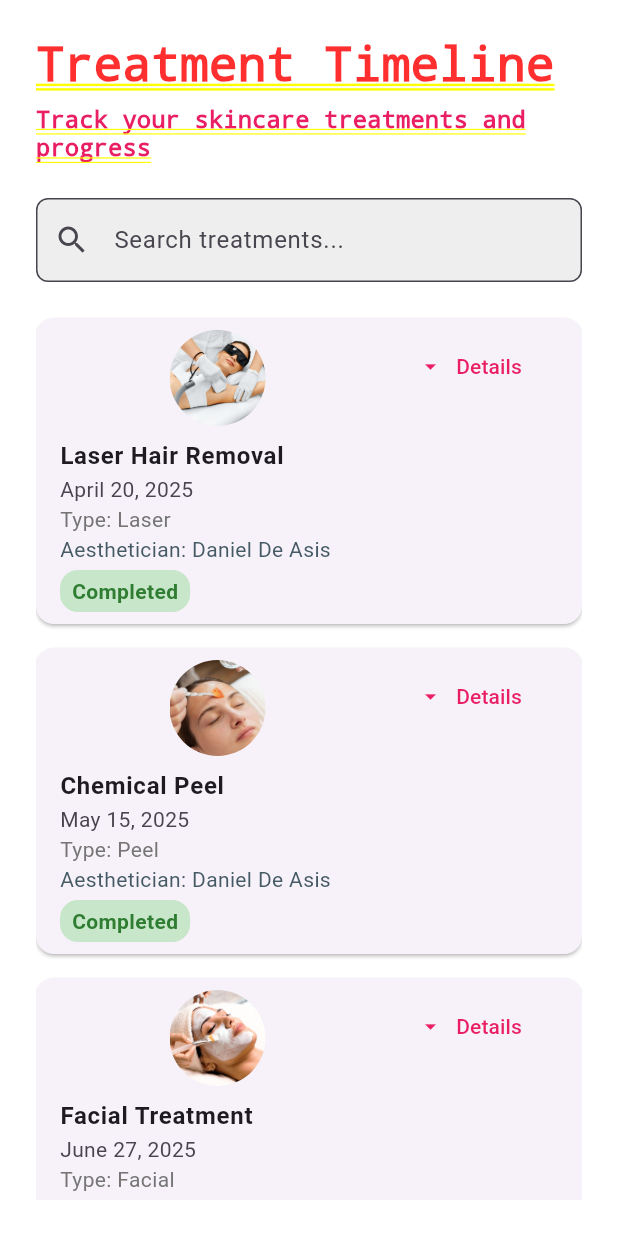
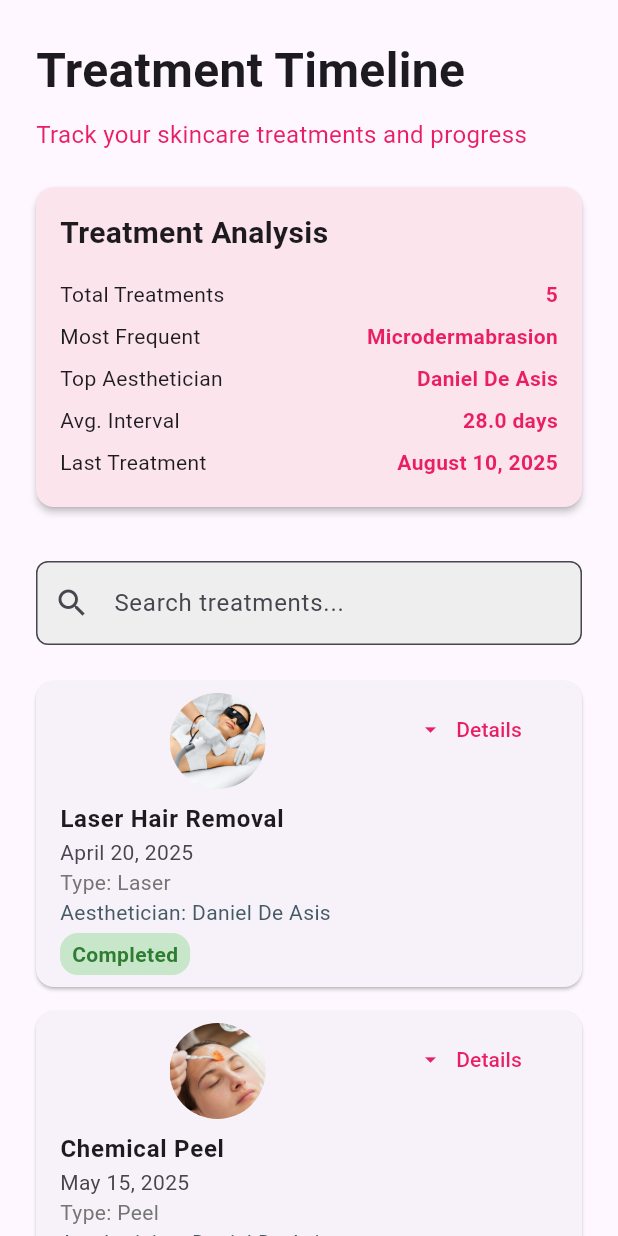
Before and after one commit to ronveee/kderma_mobileapp, a Flutter app: the TreatmentTimelineSection screen opened by its route, on a phone screen of 412 x 824 dp. Run offline on Flutter 3.47's test engine with Material 3 defaults, Android fonts, the light colour scheme and no system bars; network calls fail.

Commit message:
week3day2

```diff
--- a/lib/treatment.dart
+++ b/lib/treatment.dart
@@ -1,11 +1,11 @@
 import 'package:flutter/material.dart';
-// ...existing code...
 
 class TreatmentTimelineSection extends StatefulWidget {
   const TreatmentTimelineSection({super.key});
 
   @override
-  _TreatmentTimelineSectionState createState() => _TreatmentTimelineSectionState();
+  _TreatmentTimelineSectionState createState() =>
+      _TreatmentTimelineSectionState();
 }
 
 class _TreatmentTimelineSectionState extends State<TreatmentTimelineSection> {
@@ -107,7 +107,10 @@ class _TreatmentTimelineSectionState extends State<TreatmentTimelineSection> {
 
   @override
   Widget build(BuildContext context) {
-    return Padding(
+    return Scaffold(
+      body: SafeArea(
+        child: SingleChildScrollView(
+          child: Padding(
             padding: const EdgeInsets.all(24.0),
             child: Column(
               crossAxisAlignment: CrossAxisAlignment.start,
@@ -122,6 +125,8 @@ class _TreatmentTimelineSectionState extends State<TreatmentTimelineSection> {
                   style: TextStyle(fontSize: 16, color: Colors.pink),
                 ),
                 const SizedBox(height: 24),
+                _buildAnalysisCard(),
+                const SizedBox(height: 16),
                 TextField(
                   controller: _searchController,
                   decoration: InputDecoration(
@@ -135,10 +140,18 @@ class _TreatmentTimelineSectionState extends State<TreatmentTimelineSection> {
                   ),
                 ),
                 const SizedBox(height: 16),
-          Expanded(
-            child: _filteredTreatments.isEmpty
-                ? const Center(child: Text('No treatments found'))
+
+                // Replace Expanded with this:
+                _filteredTreatments.isEmpty
+                    ? const Center(
+                        child: Padding(
+                          padding: EdgeInsets.symmetric(vertical: 32),
+                          child: Text('No treatments found'),
+                        ),
+                      )
                     : ListView.builder(
+                        shrinkWrap: true,
+                        physics: const NeverScrollableScrollPhysics(),
                         itemCount: _filteredTreatments.length,
                         itemBuilder: (context, index) {
                           final treatment = _filteredTreatments[index];
@@ -148,11 +161,94 @@ class _TreatmentTimelineSectionState extends State<TreatmentTimelineSection> {
                             status: treatment['status']!,
                             type: treatment['type']!,
                             aesthetician: treatment['aesthetician']!,
-                        beforeImage: _getBeforeImage(treatment['treatmentName']!),
-                        afterImage: _getAfterImage(treatment['treatmentName']!),
+                            beforeImage:
+                                _getBeforeImage(treatment['treatmentName']!),
+                            afterImage:
+                                _getAfterImage(treatment['treatmentName']!),
                           );
                         },
                       ),
+              ],
+            ),
+          ),
+        ),
+      ),
+    );
+  }
+
+  // Treatment Analysis Card
+  Widget _buildAnalysisCard() {
+    final total = _allTreatments.length;
+
+    final Map<String, int> treatmentCounts = {};
+    final Map<String, int> aestheticianCounts = {};
+    final List<DateTime> dates = [];
+
+    for (var treatment in _allTreatments) {
+      final name = treatment['treatmentName']!;
+      final aesthetician = treatment['aesthetician']!;
+      final date = DateTime.parse(_convertToIso(treatment['date']!));
+
+      treatmentCounts[name] = (treatmentCounts[name] ?? 0) + 1;
+      aestheticianCounts[aesthetician] = (aestheticianCounts[aesthetician] ?? 0) + 1;
+      dates.add(date);
+    }
+
+    final mostFrequent = treatmentCounts.entries
+        .reduce((a, b) => a.value > b.value ? a : b)
+        .key;
+    final topAesthetician = aestheticianCounts.entries
+        .reduce((a, b) => a.value > b.value ? a : b)
+        .key;
+
+    double avgGap = 0;
+    if (dates.length > 1) {
+      dates.sort();
+      int totalGap = 0;
+      for (int i = 1; i < dates.length; i++) {
+        totalGap += dates[i].difference(dates[i - 1]).inDays;
+      }
+      avgGap = totalGap / (dates.length - 1);
+    }
+
+    final lastDate = _allTreatments.last['date'];
+
+    return Card(
+      elevation: 2,
+      shape: RoundedRectangleBorder(borderRadius: BorderRadius.circular(12)),
+      color: Colors.pink[50],
+      margin: const EdgeInsets.only(bottom: 20),
+      child: Padding(
+        padding: const EdgeInsets.all(16),
+        child: Column(
+          crossAxisAlignment: CrossAxisAlignment.start,
+          children: [
+            const Text(
+              'Treatment Analysis',
+              style: TextStyle(fontSize: 20, fontWeight: FontWeight.bold),
+            ),
+            const SizedBox(height: 12),
+            _buildStatRow('Total Treatments', '$total'),
+            _buildStatRow('Most Frequent', mostFrequent),
+            _buildStatRow('Top Aesthetician', topAesthetician),
+            _buildStatRow('Avg. Interval', '${avgGap.toStringAsFixed(1)} days'),
+            _buildStatRow('Last Treatment', lastDate ?? 'N/A'),
+          ],
+        ),
+      ),
+    );
+  }
+
+  Widget _buildStatRow(String label, String value) {
+    return Padding(
+      padding: const EdgeInsets.symmetric(vertical: 4),
+      child: Row(
+        mainAxisAlignment: MainAxisAlignment.spaceBetween,
+        children: [
+          Text(label),
+          Text(
+            value,
+            style: const TextStyle(fontWeight: FontWeight.bold, color: Colors.pink),
           ),
         ],
       ),
@@ -259,13 +355,15 @@ class _TreatmentTimelineItemState extends State<TreatmentTimelineItem> {
   };
 
   Map<String, String> _getProductRecommendation(String type) {
-    return _productRecommendations[type.toLowerCase()] ?? _productRecommendations['default']!;
+    return _productRecommendations[type.toLowerCase()] ??
+        _productRecommendations['default']!;
   }
 
   @override
   Widget build(BuildContext context) {
     final recommendation = _getProductRecommendation(widget.type);
-    final treatmentImage = _treatmentImages[widget.treatmentName] ?? 'assets/images/acnetherapy.jpg';
+    final treatmentImage = _treatmentImages[widget.treatmentName] ??
+        'assets/images/acnetherapy.jpg';
 
     return Card(
       margin: const EdgeInsets.symmetric(vertical: 8),
@@ -286,15 +384,18 @@ class _TreatmentTimelineItemState extends State<TreatmentTimelineItem> {
                     ),
                   ),
                 ),
-                Text(widget.treatmentName, style: const TextStyle(fontWeight: FontWeight.bold)),
+                Text(widget.treatmentName,
+                    style: const TextStyle(fontWeight: FontWeight.bold)),
               ],
             ),
             subtitle: Column(
               crossAxisAlignment: CrossAxisAlignment.start,
               children: [
                 Text(widget.date),
-                Text('Type: ${widget.type}', style: TextStyle(color: Colors.grey[600])),
-                Text('Aesthetician: ${widget.aesthetician}', style: TextStyle(color: Colors.blueGrey[700])),
+                Text('Type: ${widget.type}',
+                    style: TextStyle(color: Colors.grey[600])),
+                Text('Aesthetician: ${widget.aesthetician}',
+                    style: TextStyle(color: Colors.blueGrey[700])),
                 const SizedBox(height: 4),
                 Container(
                   padding: const EdgeInsets.symmetric(horizontal: 8, vertical: 4),
@@ -321,7 +422,9 @@ class _TreatmentTimelineItemState extends State<TreatmentTimelineItem> {
                   _showDetails = !_showDetails;
                 });
               },
-              icon: Icon(_showDetails ? Icons.arrow_drop_up : Icons.arrow_drop_down),
+              icon: Icon(_showDetails
+                  ? Icons.arrow_drop_up
+                  : Icons.arrow_drop_down),
               label: const Text('Details'),
             ),
           ),
@@ -478,4 +581,3 @@ class _TreatmentTimelineItemState extends State<TreatmentTimelineItem> {
     );
   }
 }
-// ...existing code...
```
Lines whose indentation alone changed are shown as unchanged.
